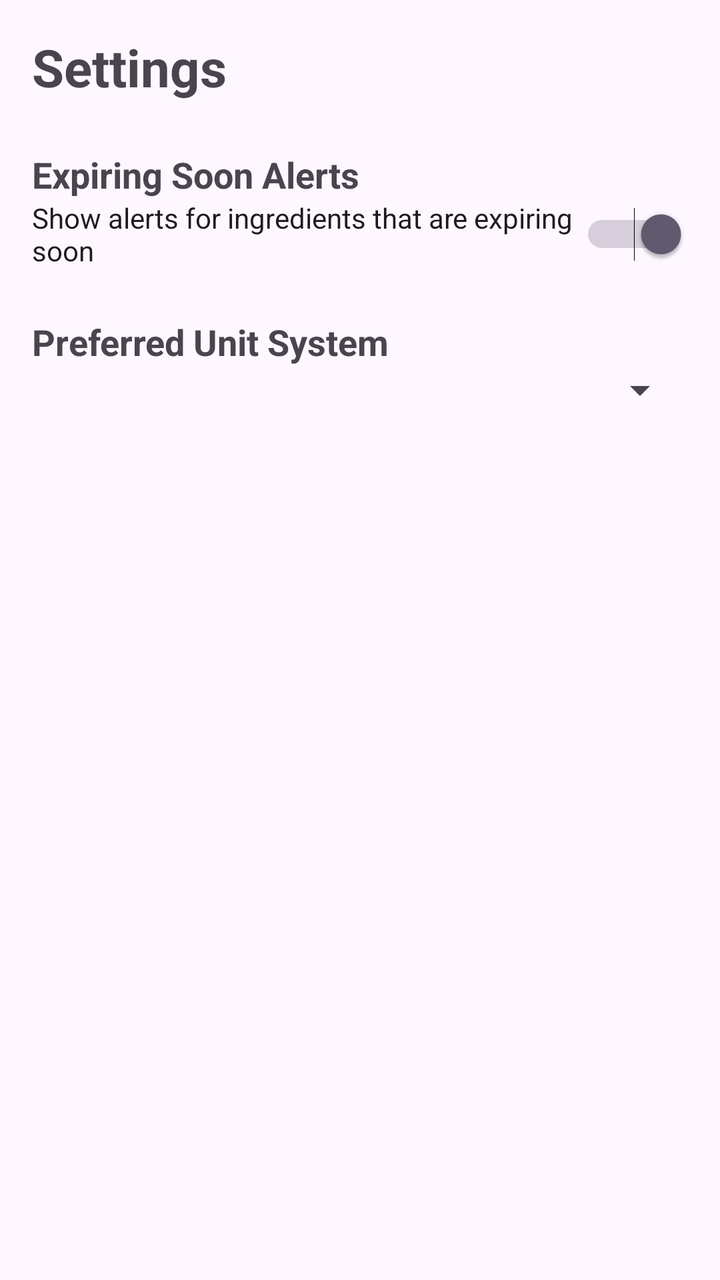
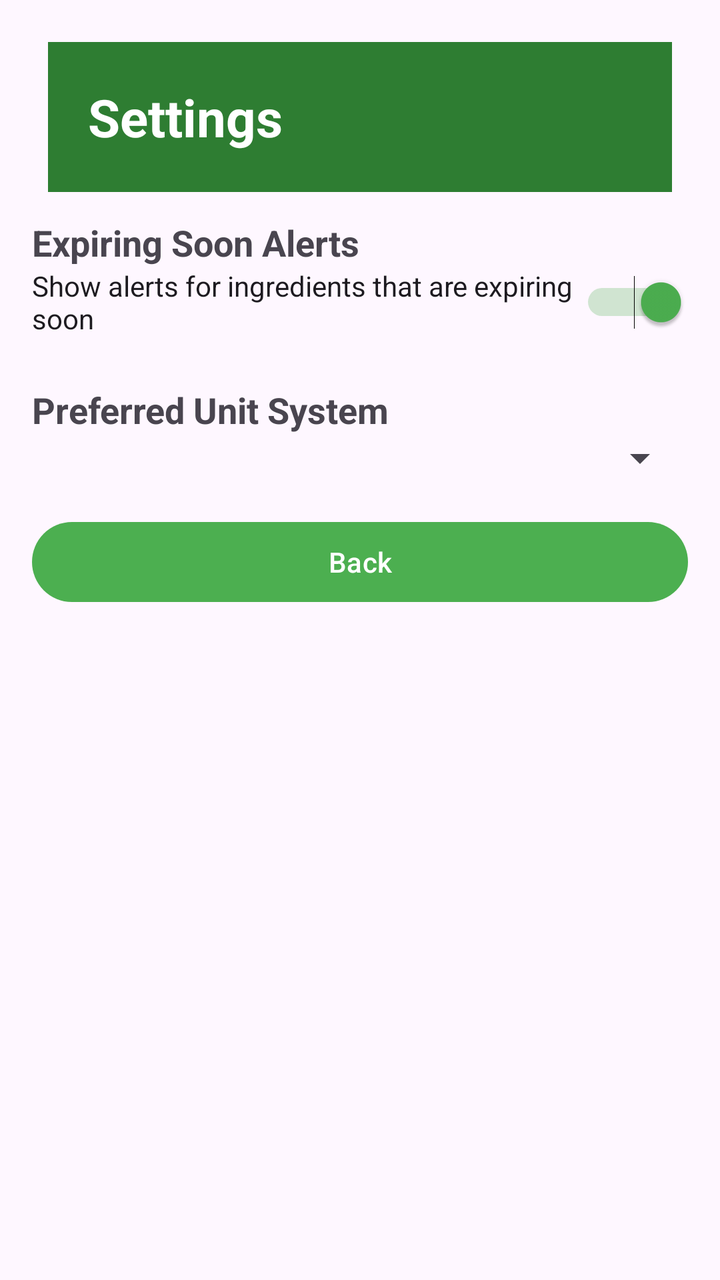

An Android layout rendered at two revisions. The XML below is the earlier revision; the diff shows what the commit changed to produce the second picture.
<!-- AndroidManifest.xml: application theme Theme.SmartPantryManager -->
<!-- res/layout/activity_settings.xml -->
<?xml version="1.0" encoding="utf-8"?>
<ScrollView xmlns:android="http://schemas.android.com/apk/res/android"
    android:id="@+id/main"
    android:layout_width="match_parent"
    android:layout_height="match_parent"
    android:fitsSystemWindows="true">

    <LinearLayout
        android:layout_width="match_parent"
        android:layout_height="wrap_content"
        android:orientation="vertical"
        android:padding="16dp">

        <TextView
            android:layout_width="match_parent"
            android:layout_height="wrap_content"
            android:text="Settings"
            android:textSize="26sp"
            android:textStyle="bold"
            android:paddingBottom="24dp" />

        <TextView
            android:layout_width="match_parent"
            android:layout_height="wrap_content"
            android:text="Expiring Soon Alerts"
            android:textSize="18sp"
            android:textStyle="bold" />

        <Switch
            android:id="@+id/expiryAlertsSwitch"
            android:layout_width="match_parent"
            android:layout_height="wrap_content"
            android:text="Show alerts for ingredients that are expiring soon"
            android:checked="true"
            android:paddingBottom="24dp" />

        <TextView
            android:layout_width="match_parent"
            android:layout_height="wrap_content"
            android:text="Preferred Unit System"
            android:textSize="18sp"
            android:textStyle="bold" />

        <Spinner
            android:id="@+id/unitSystemSpinner"
            android:layout_width="match_parent"
            android:layout_height="wrap_content" />

    </LinearLayout>

</ScrollView>
<!-- resources referenced by this layout -->
<resources>
  <style name="Theme.SmartPantryManager" parent="Base.Theme.SmartPantryManager" />
  <style name="Base.Theme.SmartPantryManager" parent="Theme.Material3.DayNight.NoActionBar">
          
          
      </style>
</resources>

<!-- the commit's change to res/layout/activity_settings.xml (unified diff, before → after) -->
@@ -15,16 +15,15 @@
             android:layout_width="match_parent"
             android:layout_height="wrap_content"
             android:text="Settings"
-            android:textSize="26sp"
-            android:textStyle="bold"
-            android:paddingBottom="24dp" />
+            style="@style/ScreenHeading" />
 
         <TextView
             android:layout_width="match_parent"
             android:layout_height="wrap_content"
             android:text="Expiring Soon Alerts"
             android:textSize="18sp"
-            android:textStyle="bold" />
+            android:textStyle="bold"
+            android:layout_marginTop="8dp"/>
 
         <Switch
             android:id="@+id/expiryAlertsSwitch"
@@ -44,7 +43,16 @@
         <Spinner
             android:id="@+id/unitSystemSpinner"
             android:layout_width="match_parent"
-            android:layout_height="wrap_content" />
+            android:layout_height="wrap_content"
+            android:layout_marginBottom="8dp"/>
+
+        
+        <Button
+            android:id="@+id/backButton"
+            android:layout_width="match_parent"
+            android:layout_height="wrap_content"
+            android:text="Back"
+            android:layout_marginTop="8dp" />
 
     </LinearLayout>
 
<!-- resource entries referenced after the edit -->
@@ -1,9 +1,27 @@
 <!-- resources referenced by this layout -->
 <resources>
+  <style name="ScreenHeading">
+          <item name="android:layout_width">match_parent</item>
+          <item name="android:layout_height">wrap_content</item>
+          <item name="android:textSize">26sp</item>
+          <item name="android:textStyle">bold</item>
+          <item name="android:padding">20dp</item>
+          <item name="android:textColor">@color/app_button_text</item>
+          <item name="android:background">@color/app_heading</item>
+          <item name="android:layout_marginTop">5dp</item>
+          <item name="android:layout_marginBottom">5dp</item>
+          <item name="android:layout_marginLeft">8dp</item>
+          <item name="android:layout_marginRight">8dp</item>
+      </style>
   <style name="Theme.SmartPantryManager" parent="Base.Theme.SmartPantryManager" />
+  <color name="app_button_text">#FFFFFFFF</color>
+  <color name="app_heading">#2E7D32</color>
   <style name="Base.Theme.SmartPantryManager" parent="Theme.Material3.DayNight.NoActionBar">
-          
-          
+  
+          <item name="colorPrimary">@color/app_primary</item>
+          <item name="colorSecondary">@color/app_primary</item>
+  
       </style>
+  <color name="app_primary">#4CAF50</color>
 </resources>
 
